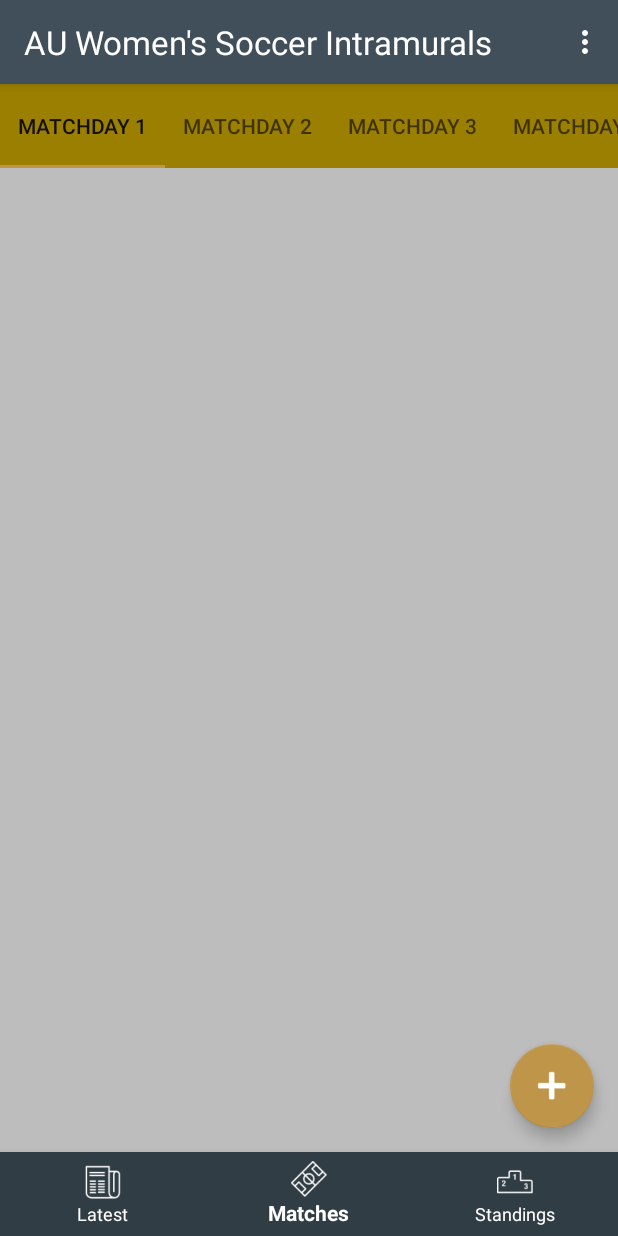
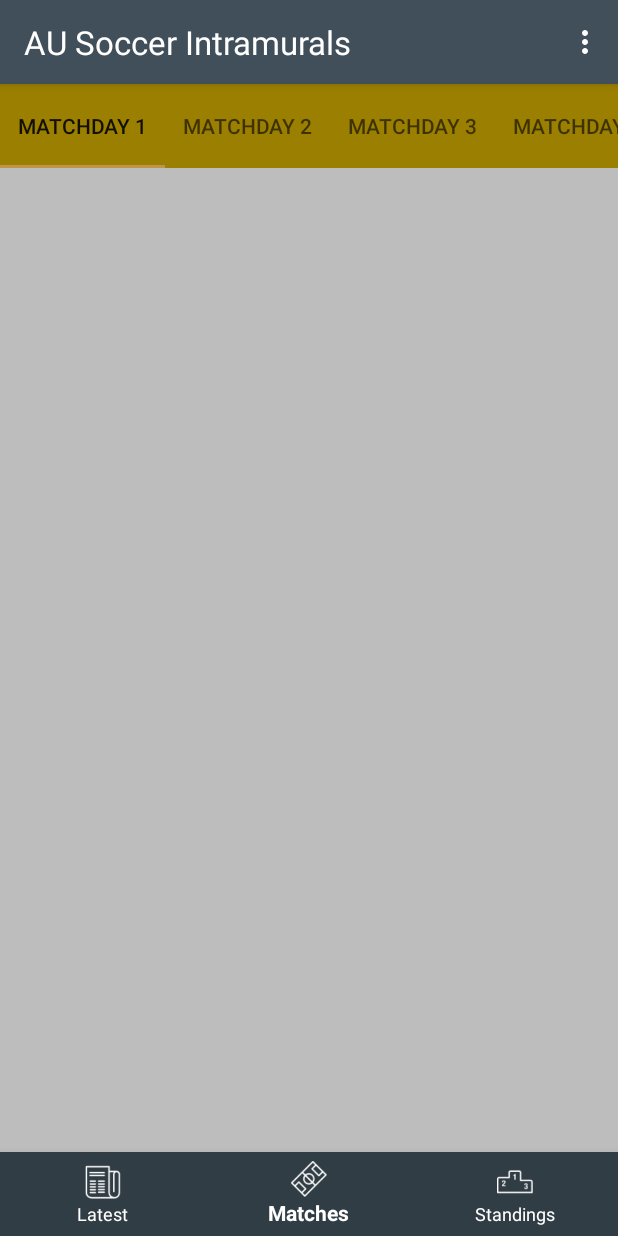
Before and after one commit to dany5555/AUSoccerIntramurals, an Android app: the screen it shows after launch (MainActivity), item 2 of the bottom bar chosen, on a phone screen of 412 x 824 dp. Run offline under Robolectric (Android 15) with nearby library versions, the light colour scheme and no system bars; our stand-ins replace Firebase (no records; nobody signed in at launch, a user with empty details on screens opened directly), Picasso; libraries missing offline, so code that uses them is left out: com.nightonke.boommenu; plain views replace BoomMenuButton; pictures from the network do not load; 3 statements that could not run were skipped.

Commit message:
- Have fixed most things to at least launch for indoor soccer   intramurals 2019. - Removed user auth from client app. - Fixed the models for players and matches.

```diff
--- a/app/src/main/java/com/ausoccer/ausoccerintramurals/LatestFragment.java
+++ b/app/src/main/java/com/ausoccer/ausoccerintramurals/LatestFragment.java
@@ -36,7 +36,7 @@ public class LatestFragment extends Fragment {
     ListView listView;
     HomeModel homeModel;
     CustomAdapter customAdapter;
-    FloatingActionButton addFabButton;
+    //FloatingActionButton addFabButton;
     EditText postTitleInput, postImageUrlInput;
 
     FirebaseDatabase database = FirebaseDatabase.getInstance();
@@ -60,7 +60,7 @@ public class LatestFragment extends Fragment {
         listView = v.findViewById(R.id.listContents);
         listView.setDivider(null);
 
-        addFabButton = v.findViewById(R.id.add_fab);
+        //addFabButton = v.findViewById(R.id.add_fab);
 
         homeModel = new HomeModel();
         customAdapter = new CustomAdapter(getActivity(), homeCardsArrayList);
@@ -86,13 +86,13 @@ public class LatestFragment extends Fragment {
             }
         });
 
-        addFabButton.setOnClickListener(new View.OnClickListener() {
+        /*addFabButton.setOnClickListener(new View.OnClickListener() {
             @Override
             public void onClick(View view) {
                 checkUserLoggedIn();
 
             }
-        });
+        });*/
 
         //checkUserLoggedIn();
 
@@ -103,7 +103,7 @@ public class LatestFragment extends Fragment {
         return v;
     }
 
-    private void checkUserLoggedIn() {
+    /*private void checkUserLoggedIn() {
         FirebaseUser user = FirebaseAuth.getInstance().getCurrentUser();
         if (user != null) {
             //Toast.makeText(getContext(), "Logged in. Should display a dialog", Toast.LENGTH_SHORT).show();
@@ -162,6 +162,6 @@ public class LatestFragment extends Fragment {
         }
 
 
-    }
+    }*/
 
 }
--- a/app/src/main/java/com/ausoccer/ausoccerintramurals/MatchDataActivity.java
+++ b/app/src/main/java/com/ausoccer/ausoccerintramurals/MatchDataActivity.java
@@ -129,7 +129,7 @@ public class MatchDataActivity extends AppCompatActivity {
             }
         });
 
-        currentMatchRef.child("liveResult").addValueEventListener(new ValueEventListener() {
+        currentMatchRef.child("result").addValueEventListener(new ValueEventListener() {
             @Override
             public void onDataChange(DataSnapshot dataSnapshot) {
                 liveResult.setText(dataSnapshot.getValue().toString());
--- a/app/src/main/java/com/ausoccer/ausoccerintramurals/MatchesFragment.java
+++ b/app/src/main/java/com/ausoccer/ausoccerintramurals/MatchesFragment.java
@@ -36,7 +36,7 @@ public class MatchesFragment extends Fragment {
     com.ausoccer.ausoccerintramurals.PagerAdapter pagerAdapter;
 
     EditText homeTeamNameInput, awayTeamNameInput, homeTeamLogoUrlInput, awayTeamLogoUrlInput, matchDateInput, matchTimeInput, matchNumberInput;
-    FloatingActionButton addMatchFabButton;
+    //FloatingActionButton addMatchFabButton;
 
     FirebaseDatabase database = FirebaseDatabase.getInstance();
     DatabaseReference matchday1 = database.getReference("Matches").child("Matchday1");
@@ -72,7 +72,7 @@ public class MatchesFragment extends Fragment {
         // Inflate the layout for this fragment
         View v = inflater.inflate(R.layout.fragment_matches, container, false);
 
-        addMatchFabButton = v.findViewById(R.id.add_match_fab);
+        //addMatchFabButton = v.findViewById(R.id.add_match_fab);
 
 
         currentTab.addValueEventListener(new ValueEventListener() {
@@ -91,13 +91,13 @@ public class MatchesFragment extends Fragment {
         });
 
 
-        addMatchFabButton.setOnClickListener(new View.OnClickListener() {
+        /*addMatchFabButton.setOnClickListener(new View.OnClickListener() {
             @Override
             public void onClick(View view) {
                 executeAction();
 
             }
-        });
+        });*/
 
         matchesTabLayout = v.findViewById(R.id.matches_tab_layout);
         matchesTabLayout.addTab(matchesTabLayout.newTab().setText("MATCHDAY 1"));
@@ -147,7 +147,7 @@ public class MatchesFragment extends Fragment {
 
     }
 
-    private void executeAction() {
+    /*private void executeAction() {
         FirebaseUser user = FirebaseAuth.getInstance().getCurrentUser();
         if (user != null) {
             //Toast.makeText(getContext(), "Logged in. Should display a dialog", Toast.LENGTH_SHORT).show();
@@ -308,7 +308,7 @@ public class MatchesFragment extends Fragment {
 
 
         }
-    }
+    }*/
 
     @Override
     public void onResume() {
--- a/app/src/main/res/layout/activity_player_profile.xml
+++ b/app/src/main/res/layout/activity_player_profile.xml
@@ -351,6 +351,7 @@
 
                 </RelativeLayout>
 
+                <!--
                 <RelativeLayout
                     android:id="@+id/second_row_2"
                     android:layout_width="wrap_content"
@@ -419,12 +420,13 @@
 
 
                 </RelativeLayout>
+                -->
 
                 <RelativeLayout
                     android:id="@+id/third_row"
                     android:layout_width="wrap_content"
                     android:layout_height="wrap_content"
-                    android:layout_below="@id/second_row_2"
+                    android:layout_below="@id/first_row"
                     android:layout_centerHorizontal="true"
                     android:layout_marginTop="16dp">
 
--- a/app/src/main/res/layout/fragment_home.xml
+++ b/app/src/main/res/layout/fragment_home.xml
@@ -14,7 +14,7 @@
         android:scrollbars="none">
 
     </ListView>
-
+    <!--
     <android.support.design.widget.FloatingActionButton
         android:id="@+id/add_fab"
         android:layout_width="wrap_content"
@@ -24,7 +24,7 @@
         android:backgroundTint="@color/colorPrimaryDark"
         android:layout_margin="16dp"
         app:fabSize="normal"/>
-
+    -->
 
 
 </FrameLayout>
--- a/app/src/main/res/layout/fragment_latest.xml
+++ b/app/src/main/res/layout/fragment_latest.xml
@@ -15,6 +15,7 @@
 
     </ListView>
 
+    <!--
     <android.support.design.widget.FloatingActionButton
         android:id="@+id/add_fab"
         android:layout_width="wrap_content"
@@ -25,4 +26,5 @@
         app:backgroundTint="@color/colorPrimaryDark"
         app:fabSize="normal"/>
 
+    -->
 </FrameLayout>
--- a/app/src/main/res/layout/fragment_matches.xml
+++ b/app/src/main/res/layout/fragment_matches.xml
@@ -25,6 +25,7 @@
             app:layout_behavior="@string/appbar_scrolling_view_behavior" />
     </RelativeLayout>
 
+    <!--
     <android.support.design.widget.FloatingActionButton
         android:id="@+id/add_match_fab"
         android:layout_width="wrap_content"
@@ -34,4 +35,5 @@
         android:layout_margin="16dp"
         app:fabSize="normal"/>
 
+    -->
 </FrameLayout>
--- a/app/src/main/res/menu/sign_in_action_menu.xml
+++ b/app/src/main/res/menu/sign_in_action_menu.xml
@@ -1,7 +1,7 @@
 <?xml version="1.0" encoding="utf-8"?>
 <menu xmlns:android="http://schemas.android.com/apk/res/android"
     xmlns:app="http://schemas.android.com/apk/res-auto">
-
+    <!--
     <item
         android:id="@+id/sign_in_icon"
         app:showAsAction="collapseActionView"
@@ -14,6 +14,7 @@
         android:title="Logout">
 
     </item>
+    -->
 
     <item
         android:id="@+id/privacy_policy"
--- a/app/src/main/res/values/strings.xml
+++ b/app/src/main/res/values/strings.xml
@@ -1,5 +1,5 @@
 <resources>
-    <string name="app_name">AU Women\'s Soccer Intramurals</string>
+    <string name="app_name">AU Soccer Intramurals</string>
 
     <string name="hello_blank_fragment">Hello blank fragment</string>
 
```
Also changed, not shown: app/src/main/java/com/ausoccer/ausoccerintramurals/HomeFragment.java (+5 -5 lines), app/src/main/java/com/ausoccer/ausoccerintramurals/MainActivity.java (+4 -4 lines), app/src/main/java/com/ausoccer/ausoccerintramurals/PlayerProfileActivity.java (+3 -29 lines), app/src/main/java/com/ausoccer/ausoccerintramurals/SquadsModel.java (+5 -5 lines), app/src/main/res/layout/listview_header.xml (deleted, +0 -14 lines).
